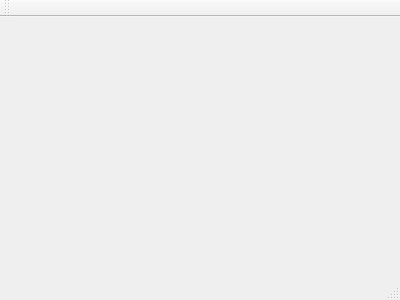
This is HotWheels/mainwindow.ui in imezini/HotweelsQT as Qt 5 draws it before an edit. The edited form follows.
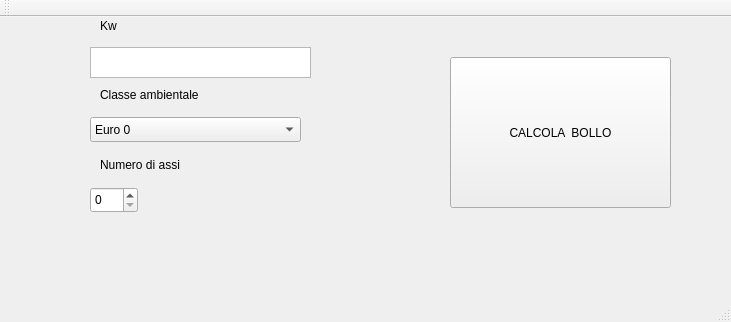
This is the edited form.

Patch:
```diff
--- a/HotWheels/mainwindow.ui
+++ b/HotWheels/mainwindow.ui
@@ -1,24 +1,157 @@
 <ui version="4.0">
  <class>MainWindow</class>
- <widget class="QMainWindow" name="MainWindow" >
-  <property name="geometry" >
+ <widget class="QMainWindow" name="MainWindow">
+  <property name="geometry">
    <rect>
     <x>0</x>
     <y>0</y>
-    <width>400</width>
-    <height>300</height>
+    <width>731</width>
+    <height>322</height>
    </rect>
   </property>
   <property name="windowTitle" >
    <string>MainWindow</string>
   </property>
-  <widget class="QMenuBar" name="menuBar" />
-  <widget class="QToolBar" name="mainToolBar" />
-  <widget class="QWidget" name="centralWidget" />
-  <widget class="QStatusBar" name="statusBar" />
+  <widget class="QWidget" name="centralWidget">
+   <widget class="QPlainTextEdit" name="potenza">
+    <property name="geometry">
+     <rect>
+      <x>90</x>
+      <y>30</y>
+      <width>221</width>
+      <height>31</height>
+     </rect>
+    </property>
+   </widget>
+   <widget class="QLabel" name="label">
+    <property name="geometry">
+     <rect>
+      <x>100</x>
+      <y>0</y>
+      <width>67</width>
+      <height>17</height>
+     </rect>
+    </property>
+    <property name="text">
+     <string>Kw</string>
+    </property>
+   </widget>
+   <widget class="QLabel" name="label_2">
+    <property name="geometry">
+     <rect>
+      <x>100</x>
+      <y>70</y>
+      <width>141</width>
+      <height>16</height>
+     </rect>
+    </property>
+    <property name="text">
+     <string>Classe ambientale</string>
+    </property>
+   </widget>
+   <widget class="QComboBox" name="classeambientale">
+    <property name="geometry">
+     <rect>
+      <x>90</x>
+      <y>100</y>
+      <width>211</width>
+      <height>25</height>
+     </rect>
+    </property>
+    <item>
+     <property name="text">
+      <string>Euro 0</string>
+     </property>
+    </item>
+    <item>
+     <property name="text">
+      <string>Euro 1</string>
+     </property>
+    </item>
+    <item>
+     <property name="text">
+      <string>Euro 2</string>
+     </property>
+    </item>
+    <item>
+     <property name="text">
+      <string>Euro 3</string>
+     </property>
+    </item>
+    <item>
+     <property name="text">
+      <string>Euro 4</string>
+     </property>
+    </item>
+    <item>
+     <property name="text">
+      <string>Euro 5</string>
+     </property>
+    </item>
+    <item>
+     <property name="text">
+      <string>Euro 6</string>
+     </property>
+    </item>
+   </widget>
+   <widget class="QLabel" name="label_3">
+    <property name="geometry">
+     <rect>
+      <x>100</x>
+      <y>140</y>
+      <width>121</width>
+      <height>16</height>
+     </rect>
+    </property>
+    <property name="text">
+     <string>Numero di assi</string>
+    </property>
+   </widget>
+   <widget class="QSpinBox" name="assi">
+    <property name="geometry">
+     <rect>
+      <x>90</x>
+      <y>170</y>
+      <width>48</width>
+      <height>26</height>
+     </rect>
+    </property>
+   </widget>
+   <widget class="QPushButton" name="btncalcola">
+    <property name="geometry">
+     <rect>
+      <x>450</x>
+      <y>40</y>
+      <width>221</width>
+      <height>151</height>
+     </rect>
+    </property>
+    <property name="text">
+     <string>CALCOLA  BOLLO</string>
+    </property>
+   </widget>
+  </widget>
+  <widget class="QMenuBar" name="menuBar">
+   <property name="geometry">
+    <rect>
+     <x>0</x>
+     <y>0</y>
+     <width>731</width>
+     <height>22</height>
+    </rect>
+   </property>
+  </widget>
+  <widget class="QToolBar" name="mainToolBar">
+   <attribute name="toolBarArea">
+    <enum>TopToolBarArea</enum>
+   </attribute>
+   <attribute name="toolBarBreak">
+    <bool>false</bool>
+   </attribute>
+  </widget>
+  <widget class="QStatusBar" name="statusBar"/>
  </widget>
- <layoutDefault spacing="6" margin="11" />
- <pixmapfunction></pixmapfunction>
+ <layoutdefault spacing="6" margin="11"/>
  <resources/>
  <connections/>
 </ui>
```
Left out of the diff: 3 changed lines with no effect on the pictures.
